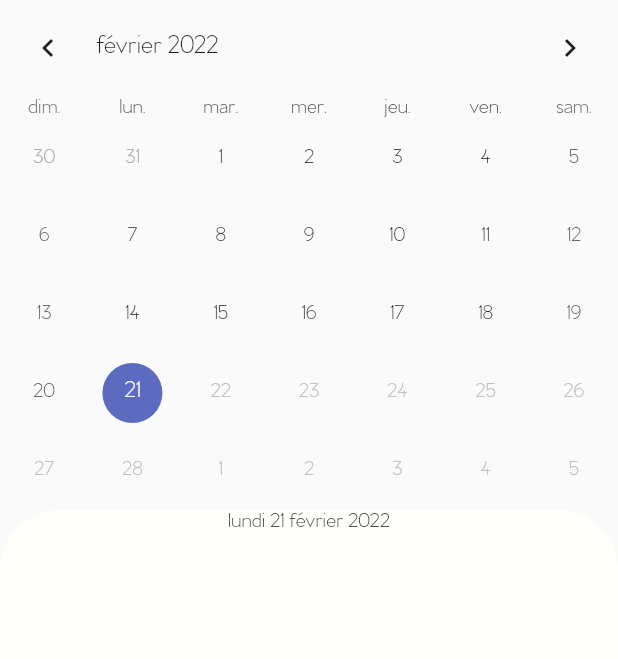
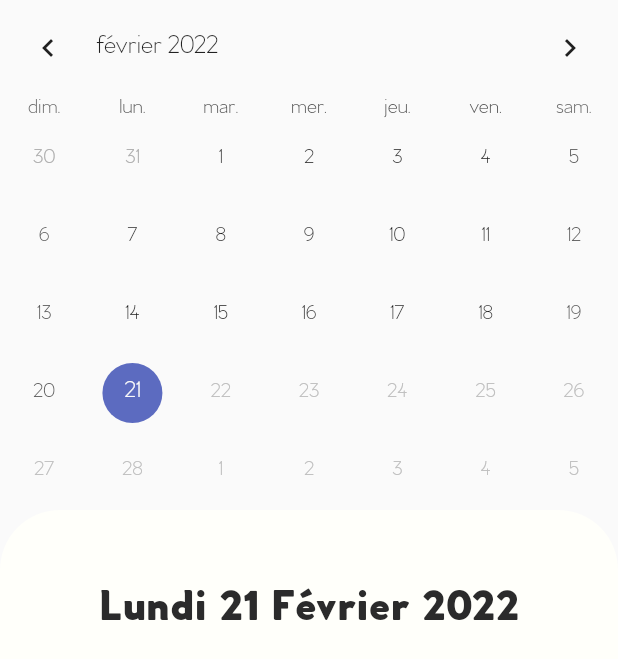
Before and after one commit to hugo9464/zede-flutter, a Flutter app: the HistoryScreenContent widget shown alone on an empty page, opened directly with empty values, on a phone screen of 412 x 824 dp. Shown: the top 659 px of the screen. Run offline on Flutter 3.47's test engine with Material 2 defaults, Android fonts, the light colour scheme and no system bars; drawn by our look-alikes of table_calendar; our stand-ins replace charts_flutter, cloud_firestore, firebase_auth, firebase_core, fl_chart, flutter_secure_storage and 2 more; accounts and stored records are empty; network calls fail.

Commit message:
format weighing details

```diff
--- a/lib/components/day_widget.dart
+++ b/lib/components/day_widget.dart
@@ -3,6 +3,12 @@ import 'package:flutter/material.dart';
 import 'package:zede_app/components/weighing_widget.dart';
 import 'package:zede_app/models/Weighing.dart';
 import 'package:intl/intl.dart';
+
+extension StringExtension on String {
+  String capitalize() {
+    return "${this[0].toUpperCase()}${this.substring(1).toLowerCase()}";
+  }
+}
 
 class DayView extends StatelessWidget {
   const DayView({required this.date, required this.weighings, Key? key})
@@ -14,12 +20,24 @@ class DayView extends StatelessWidget {
   @override
   Widget build(BuildContext context) {
     return Column(mainAxisAlignment: MainAxisAlignment.start, children: [
-      Text(getDateAsString(date)),
-      Expanded(child: WeighingDetails(weighings: weighings))
+      Text(getDateAsString(date),
+          style: TextStyle(
+              fontSize: 30.0,
+              color: Color(0xff2B2B2B),
+              fontFamily: 'VentiCF-Ultra')),
+      Expanded(child: WeighingDetails(weighings: weighings)),
+      SizedBox(height: 50.0)
     ]);
   }
 
   getDateAsString(DateTime date) {
-    return DateFormat('yMMMMEEEEd', 'fr_FR').format(date);
+    var dateArray = DateFormat('yMMMMEEEEd', 'fr_FR').format(date).split(' ');
+    return dateArray[0].capitalize() +
+        ' ' +
+        dateArray[1] +
+        ' ' +
+        dateArray[2].capitalize() +
+        ' ' +
+        dateArray[3];
   }
 }
--- a/lib/components/history_screen_content.dart
+++ b/lib/components/history_screen_content.dart
@@ -79,6 +79,7 @@ class _HistoryScreenContentState extends State<HistoryScreenContent> {
           ),
           Expanded(
               child: Container(
+                  padding: EdgeInsets.only(top: 50),
                   child: IntrinsicHeight(
                       child: Row(
                     mainAxisAlignment: MainAxisAlignment.center,
--- a/lib/components/weighing_widget.dart
+++ b/lib/components/weighing_widget.dart
@@ -1,42 +1,39 @@
 import 'package:flutter/material.dart';
+import 'package:zede_app/components/weighing_type.dart';
 import 'package:zede_app/models/Weighing.dart';
 
 class WeighingDetails extends StatelessWidget {
   const WeighingDetails({Key? key, required this.weighings}) : super(key: key);
 
   final List<Weighing> weighings;
+  final num fontSize = 20.0;
 
   @override
   Widget build(BuildContext context) {
     return Column(
-      mainAxisAlignment: MainAxisAlignment.center,
-      children: weighings
-          .map((e) => Row(children: [
-                Text(getType(e.type)),
-                Text(e.weight.toString() + ' kg')
-              ]))
-          .toList(),
-    );
+        mainAxisAlignment: MainAxisAlignment.spaceEvenly,
+        crossAxisAlignment: CrossAxisAlignment.start,
+        children: weighings
+            .map((e) => Row(children: [getWeighingType(e.type, e.weight)]))
+            .toList());
   }
 
-  String getType(String type) {
+  Widget getWeighingType(String type, num weight) {
     switch (type) {
       case "0":
         {
-          return "Grise";
+          return WeighingType(type: "Grise", weight: weight);
         }
       case "1":
         {
-          return "Verte";
+          return WeighingType(type: "Verte", weight: weight);
         }
       case "2":
         {
-          return "Jaune";
+          return WeighingType(type: "Jaune", weight: weight);
         }
       default:
-        {
-          return "";
-        }
+        throw Exception;
     }
   }
 }
```
Also changed, not shown: lib/components/weighing_type.dart (added, +54 -0 lines).
